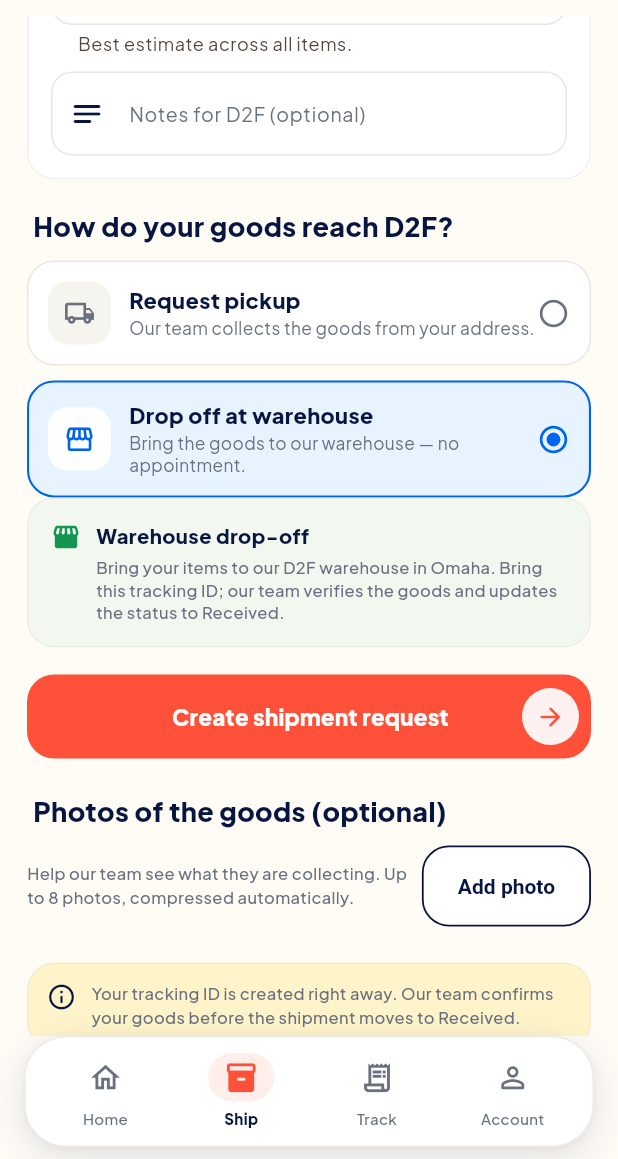
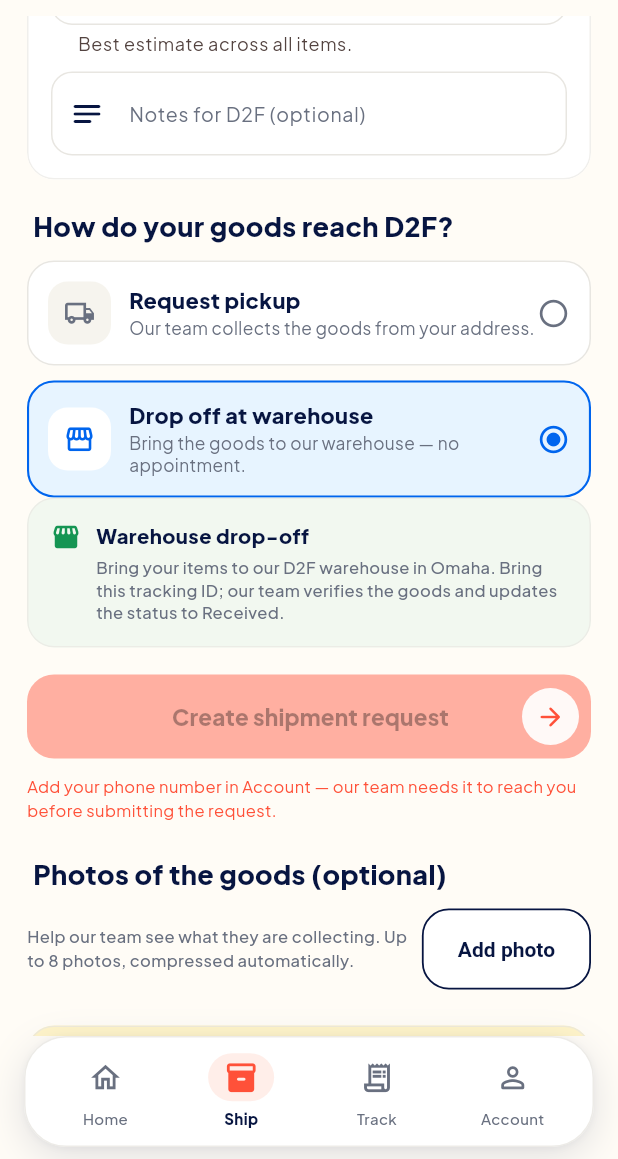
Before and after one commit to rehanhamayun/d2f_app_full, a Flutter app: the RoleWorkspaceScreen screen opened directly, item 2 of the bottom bar chosen, scrolled down 1152 dp, on a phone screen of 412 x 824 dp, the part 77-1236 px from its top. Run offline on Flutter 3.47's test engine with Material 3 defaults, Android fonts, the phone set to English and light mode, and no system bars; our stand-ins replace barcode_widget, dio, flutter_riverpod, flutter_secure_storage, flutter_svg, image_picker and 3 more; missing offline and left inert: mobile_scanner; accounts and stored records are empty; network calls fail; project files that could hold a hidden picture were left out.

Commit message:
Customer requests: require a profile phone before the create action
Disable Create shipment request and show the reason until the signed-in
customer profile carries the contact phone the API enforces.

```diff
--- a/lib/screens/customer_shipment_screen.dart
+++ b/lib/screens/customer_shipment_screen.dart
@@ -165,6 +165,9 @@ class _CustomerShipmentScreenState
   String? _parcelsError;
   bool _loadingParcels = true;
   bool _saving = false;
+  // Mirrors build()'s profile-phone check so the create action, which lives
+  // inside _handoverSection(), can disable itself until the number exists.
+  bool _hasPhone = true;
 
   @override
   void initState() {
@@ -514,6 +517,7 @@ class _CustomerShipmentScreenState
   Widget build(BuildContext context) {
     final user = ref.watch(authControllerProvider).valueOrNull;
     final hasPhone = user?.phone?.trim().isNotEmpty ?? false;
+    _hasPhone = hasPhone;
 
     return SafeArea(
       child: Column(
@@ -1042,8 +1046,16 @@ class _CustomerShipmentScreenState
         key: const ValueKey('customer-create-shipment'),
         label: 'Create shipment request',
         loading: _saving,
-        onPressed: _saving ? null : _createShipment,
+        onPressed: _saving || !_hasPhone ? null : _createShipment,
       ),
+      if (!_hasPhone) ...[
+        const SizedBox(height: 10),
+        const Text(
+          'Add your phone number in Account — our team needs it to reach '
+          'you before submitting the request.',
+          style: TextStyle(color: AppColors.coral, fontSize: 11, height: 1.5),
+        ),
+      ],
     ],
   );
 
```
Also changed, not shown: 2 other files.
